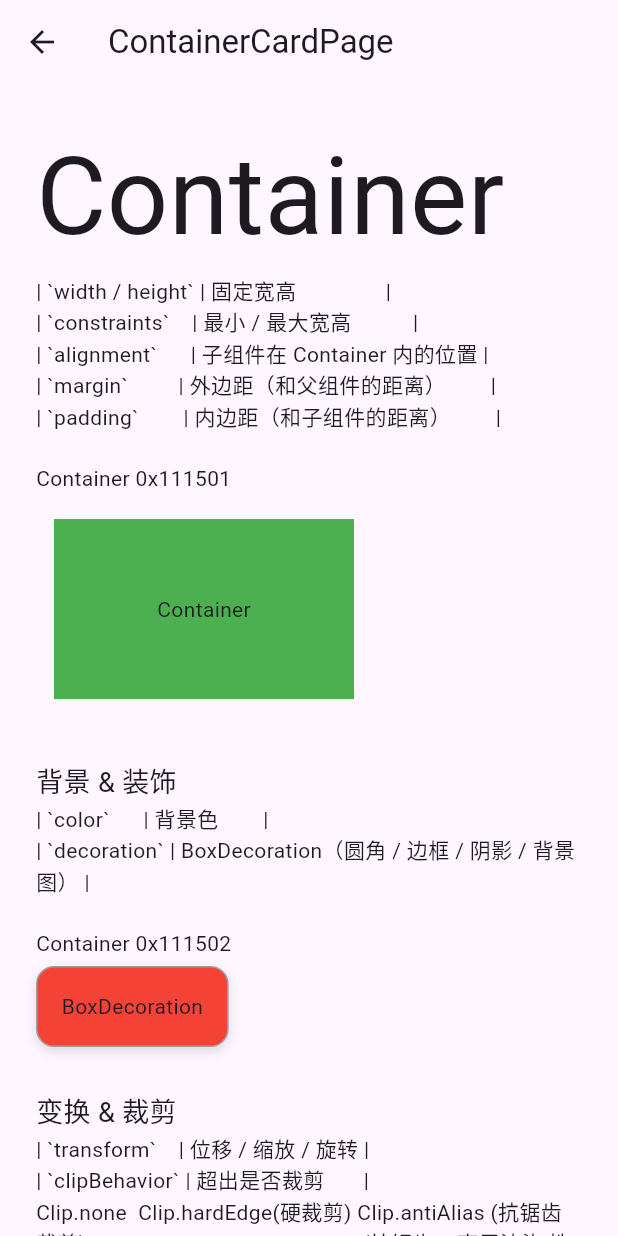
After one commit to zhangyuChen1991/FlutterSample, a Flutter app: the ContainerCardPage screen opened directly, on a phone screen of 412 x 824 dp. The commit adds this screen. Run offline on Flutter 3.47's test engine with Material 3 defaults, Android fonts, the phone set to English and light mode, and no system bars.

Commit message:
Container Card Sample

```diff
--- /dev/null
+++ b/lib/container_card.dart
@@ -0,0 +1,155 @@
+import 'dart:ui';
+
+import 'package:flutter/material.dart';
+
+class ContainerCardPage extends StatelessWidget {
+  const ContainerCardPage({super.key});
+
+  @override
+  Widget build(BuildContext context) {
+    String params1 = '''
+| `width / height` | 固定宽高                |
+| `constraints`    | 最小 / 最大宽高           |
+| `alignment`      | 子组件在 Container 内的位置 |
+| `margin`         | 外边距（和父组件的距离）        |
+| `padding`        | 内边距（和子组件的距离）        |
+''';
+    String params2 = '''
+| `color`      | 背景色        |
+| `decoration` | BoxDecoration（圆角 / 边框 / 阴影 / 背景图） |
+''';
+
+    String params3 = '''
+| `transform`    | 位移 / 缩放 / 旋转 |
+| `clipBehavior` | 超出是否裁剪       |
+Clip.none  Clip.hardEdge(硬裁剪) Clip.antiAlias (抗锯齿裁剪) Clip.antiAliasWithSaveLayer(抗锯齿 + 离屏渲染 性能最差)
+''';
+    String params4 = '''
+| `elevation`    | 阴影高度    |
+| `shape`        | 圆角 / 边框 |
+| `color`        | 背景色     |
+| `margin`       | 外边距     |
+| `clipBehavior` | 子组件裁剪   |
+''';
+    return Scaffold(
+      appBar: AppBar(title: const Text("ContainerCardPage")),
+      body: Center(
+        child: SingleChildScrollView(
+          padding: const EdgeInsets.all(24),
+          child: Column(
+            crossAxisAlignment: CrossAxisAlignment.start,
+            children: [
+              Text("Container", style: const TextStyle(fontSize: 72)),
+              Text(params1),
+              Text("Container 0x111501"),
+              SizedBox(height: 5),
+              Container(
+                width: 200,
+                height: 120,
+                alignment: Alignment.center,
+                color: Colors.green,
+                margin: const EdgeInsets.all(12),
+                padding: const EdgeInsets.symmetric(horizontal: 16),
+                child: const Text("Container"),
+              ),
+
+              SizedBox(height: 30),
+              Text("背景 & 装饰", style: const TextStyle(fontSize: 18)),
+              Text(params2),
+              Text("Container 0x111502"),
+              SizedBox(height: 5),
+              Container(
+                padding: const EdgeInsets.all(16),
+                decoration: BoxDecoration(
+                  color: Colors.red,
+                  borderRadius: BorderRadius.circular(12),
+                  border: Border.all(color: Colors.grey),
+                  boxShadow: const [
+                    BoxShadow(
+                      color: Colors.black12,
+                      blurRadius: 6,
+                      offset: Offset(0, 3),
+                    ),
+                  ],
+                ),
+                child: const Text("BoxDecoration"),
+              ),
+
+              SizedBox(height: 30),
+              Text("变换 & 裁剪", style: const TextStyle(fontSize: 18)),
+              Text(params3),
+              Text("Container 0x111503 裁剪"),
+              SizedBox(height: 5),
+              Container(
+                width: 100,
+                height: 100,
+                clipBehavior: Clip.hardEdge,
+                decoration: BoxDecoration(
+                  color: Colors.blue,
+                  borderRadius: BorderRadius.circular(20),
+                ),
+                child: Text("abcd", style: const TextStyle(fontSize: 44)),
+              ),
+
+              SizedBox(height: 50),
+
+              Text("使用transform: Matrix4.translationValues(0, -4, 0), 下面的卡片看起来比原位置要高4个像素，但是实际位置不是看到的这个位置"),
+              SizedBox(height: 10),
+              Text("Container 0x111504 变换"),
+              Container(
+                transform: Matrix4.translationValues(0, -4, 0),
+                child: Card(
+                  child: Padding(
+                    padding: const EdgeInsets.all(16),
+                    child: Text("视觉上浮"),
+                  ),
+                ),
+              ),
+              SizedBox(height: 50),
+
+              Text("Card", style: const TextStyle(fontSize: 72)),
+              Text("自带圆角 + 阴影的容器"),
+              SizedBox(height: 5),
+              Text(params4),
+              Text("Card 0x111601"),
+              SizedBox(height: 5),
+              Card(
+                elevation: 4,
+                margin: const EdgeInsets.all(12),
+                color: Colors.white,
+                shape: RoundedRectangleBorder(
+                  borderRadius: BorderRadius.circular(16),
+                ),
+                child: const Padding(
+                  padding: EdgeInsets.all(16),
+                  child: Text("Card"),
+                ),
+              ),
+
+              SizedBox(height: 30),
+              Text("Card + InkWell（点击效果）"),
+              Text("Card 0x111602"),
+              SizedBox(height: 5),
+              Card(
+                elevation: 3,
+                shape: RoundedRectangleBorder(
+                  borderRadius: BorderRadius.circular(12),
+                ),
+                child: InkWell(
+                  borderRadius: BorderRadius.circular(12),
+                  onTap: () {
+                    print("Card tapped");
+                  },
+                  child: const Padding(
+                    padding: EdgeInsets.all(16),
+                    child: Text("可点击 Card"),
+                  ),
+                ),
+              ),
+            ],
+          ),
+        ),
+      ),
+    );
+  }
+}
--- a/lib/main.dart
+++ b/lib/main.dart
@@ -1,4 +1,5 @@
 import 'package:flutter/material.dart';
+import 'package:flutter_application_sample1/container_card.dart';
 import 'package:flutter_application_sample1/single_child_scrollview.dart';
 import 'package:flutter_application_sample1/stack_positioned.dart';
 import 'row_column_demo.dart';
@@ -118,9 +119,9 @@ class _MyHomePageState extends State<MyHomePage> {
       case "SingleChildScrollView":
         page = ScrollPage();
         break;
-      // case "Container / Card":
-      //   page = ContainerCardPage();
-      //   break;
+      case "Container / Card":
+        page = ContainerCardPage();
+        break;
       // case "GridView":
       //   page = GridViewPage();
       //   break;
--- /dev/null
+++ b/lib/model_copy.dart
@@ -0,0 +1,76 @@
+import 'package:flutter/material.dart';
+
+class ScrollPage extends StatelessWidget {
+  const ScrollPage({super.key});
+
+  @override
+  Widget build(BuildContext context) {
+    return Scaffold(
+      appBar: AppBar(title: const Text("ScrollPage")),
+      body: Center(
+        child: SingleChildScrollView(
+          padding: const EdgeInsets.all(24),
+          child: Column(
+            mainAxisAlignment: MainAxisAlignment.center,
+            children: [
+              Text("SafeArea 自动把内容避开系统的危险区域（刘海、状态栏、底部 Home 手势栏等），防止内容被挡住"),
+              Text("SingleChildScrollView 0x111301"),
+              SizedBox(height: 10),
+              SafeArea(
+                child: SizedBox(
+                  height: 300,
+                  child: SingleChildScrollView(
+                    child: Column(
+                      children: [
+                        Text("Header"),
+                        SizedBox(height: 10),
+                        Container(height: 200, color: Colors.blue),
+                        Container(height: 200, color: Colors.red),
+                      ],
+                    ),
+                  ),
+                ),
+              ),
+
+              SizedBox(height: 30),
+
+              Text("横向滚动"),
+              Text("SingleChildScrollView 0x111302"),
+              SizedBox(
+                width: 200,
+                child: SingleChildScrollView(
+                  scrollDirection: Axis.horizontal,
+                  child: Row(
+                    children: [
+                      Container(width: 150, height: 100, color: Colors.green),
+                      Container(width: 150, height: 100, color: Colors.orange),
+                      Container(width: 150, height: 100, color: Colors.purple),
+                    ],
+                  ),
+                ),
+              ),
+
+              SizedBox(height: 30),
+              Text("BouncingScrollPhysics (iOS 弹性效果)"),
+              Text("SingleChildScrollView 0x111303"),
+              SizedBox(height: 10),
+              SizedBox(
+                height: 200,
+                child: SingleChildScrollView(
+                  physics: BouncingScrollPhysics(),
+                  child: Column(
+                    children: [
+                      Container(width: 150, height: 100, color: Colors.green),
+                      Container(width: 150, height: 100, color: Colors.orange),
+                      Container(width: 150, height: 100, color: Colors.purple),
+                    ],
+                  ),
+                ),
+              ),
+            ],
+          ),
+        ),
+      ),
+    );
+  }
+}
```
Also changed, not shown: 1 other file.
